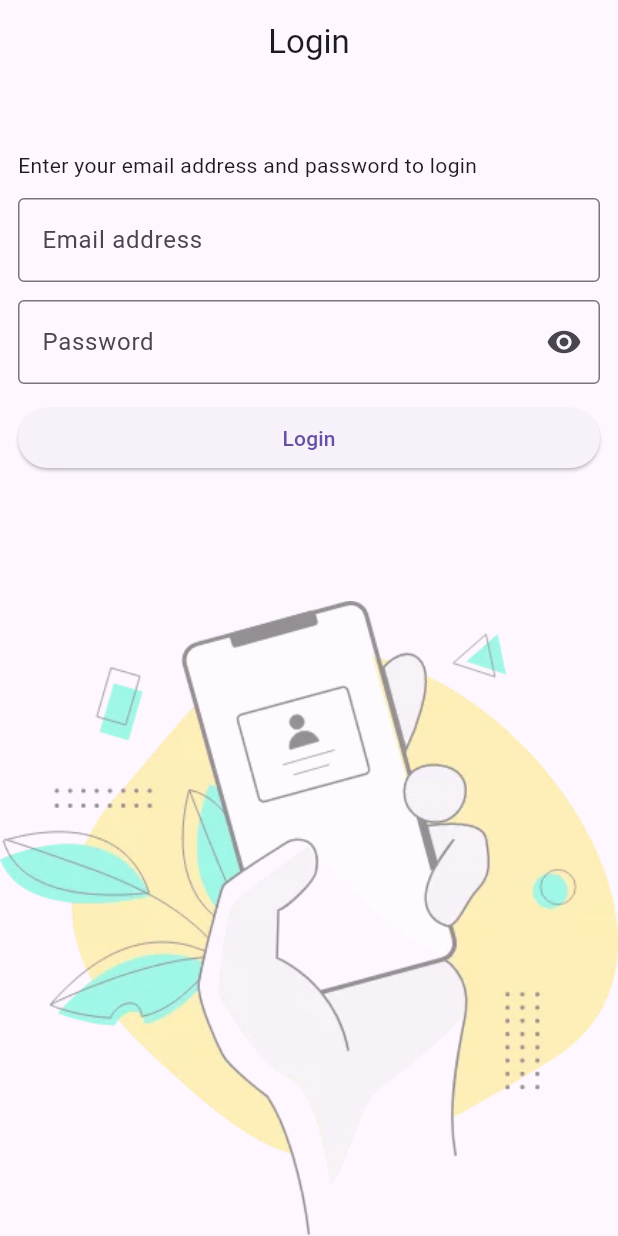
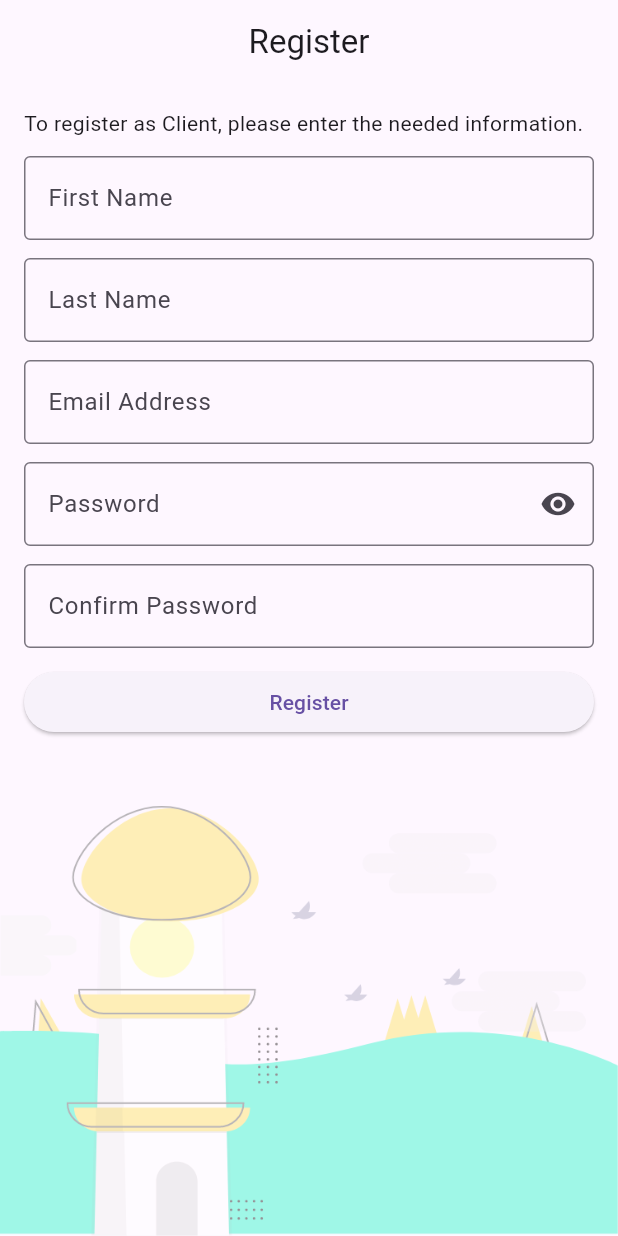
Before and after one commit to arnirie/trace-app-3a-2024, a Flutter app: the screen it shows after launch, on a phone screen of 412 x 824 dp. Run offline on Flutter 3.47's test engine with Material 3 defaults, Android fonts, the light colour scheme and no system bars; our stand-ins replace cloud_firestore, email_validator, firebase_auth, firebase_core, flutter_easyloading, gap and 1 more; accounts and stored records are empty.

Commit message:
Update import statements and screen names

```diff
--- a/lib/main.dart
+++ b/lib/main.dart
@@ -1,8 +1,9 @@
 import 'package:firebase_core/firebase_core.dart';
 import 'package:flutter/material.dart';
 import 'package:flutter_easyloading/flutter_easyloading.dart';
+import 'package:trace_app_3a/screens/register_client.dart';
+import 'firebase_options.dart';
 import 'package:trace_app_3a/screens/login.dart';
-import 'firebase_options.dart';
 
 void main() async {
   WidgetsFlutterBinding.ensureInitialized();
@@ -12,11 +13,11 @@
   runApp(TraceApp());
 }
 
-//!!! TRACE APP
-//!1) Register account a) client/visitor b) establishment - Firebase Auth
-//!2) Login -Auth
-//3) Generate QR Code - qr package
-//4) Scan QR Code - qr
+//TRACING APP
+//!1) Register both a) client and b) establishment - Firebase Auth
+//!2) Login a) client and b) establishment - Auth
+//3) QR Code generation - qr package
+//4) Scan QR Code - qr package
 //5) Log/Trace - Firebase Firestore
 
 class TraceApp extends StatelessWidget {
@@ -26,7 +27,7 @@
   Widget build(BuildContext context) {
     return MaterialApp(
       debugShowCheckedModeBanner: false,
-      home: LoginScreen(),
+      home: RegisterClientScreen(),
       builder: EasyLoading.init(),
     );
   }
--- a/lib/screens/login.dart
+++ b/lib/screens/login.dart
@@ -2,9 +2,9 @@
 import 'package:firebase_auth/firebase_auth.dart';
 import 'package:flutter/cupertino.dart';
 import 'package:flutter/material.dart';
-import 'package:flutter_easyloading/flutter_easyloading.dart';
 import 'package:gap/gap.dart';
 import 'package:trace_app_3a/screens/home.dart';
+import 'package:flutter_easyloading/flutter_easyloading.dart';
 
 class LoginScreen extends StatefulWidget {
   const LoginScreen({super.key});
@@ -14,38 +14,35 @@
 }
 
 class _LoginScreenState extends State<LoginScreen> {
-  bool hidePassword = true;
+  bool showPassword = true;
   final formKey = GlobalKey<FormState>();
   final email = TextEditingController();
   final password = TextEditingController();
 
   void toggleShowPassword() {
     setState(() {
-      hidePassword = !hidePassword;
+      showPassword = !showPassword;
     });
   }
 
   void login() async {
-    //validate email & password
-    if (!formKey.currentState!.validate()) {
-      return;
-    }
+    //validate the form
+    if (formKey.currentState!.validate()) {
+      //proceed to login
       EasyLoading.show(status: 'Processing...');
-    //sign in firebase auth
       await FirebaseAuth.instance
-        .signInWithEmailAndPassword(email: email.text, password: password.text)
-        .then((value) {
-      //navigate to home
+          .signInWithEmailAndPassword(
+              email: email.text, password: password.text)
+          .then((user) {
         EasyLoading.dismiss();
         Navigator.of(context).push(
-        CupertinoPageRoute(
-          builder: (_) => HomeScreen(),
-        ),
+          CupertinoPageRoute(builder: (_) => HomeScreen()),
         );
       }).catchError((error) {
-      print(error);
-      EasyLoading.showError('Incorrect Email and/or Password');
+        print('ERROR $error');
+        EasyLoading.showError('Incorrect Username and/or Password');
       });
+    }
   }
 
   @override
@@ -56,14 +53,12 @@
         centerTitle: true,
       ),
       body: Container(
-        // margin: const EdgeInsets.all(50),
         padding: const EdgeInsets.all(12),
-        decoration: BoxDecoration(
+        decoration: const BoxDecoration(
           image: DecorationImage(
             image: AssetImage('assets/images/login_back.webp'),
+            opacity: 0.4,
             alignment: Alignment.bottomCenter,
-            opacity: 0.5,
-            // invertColors: true,
           ),
         ),
         child: Form(
@@ -71,48 +66,48 @@
           child: Column(
             crossAxisAlignment: CrossAxisAlignment.stretch,
             children: [
-              const Gap(32),
-              const Text('Enter your email address and password to login'),
-              const Gap(12),
+              const Gap(22),
+              const Text('Sign in your account'),
+              const Gap(16),
               TextFormField(
                 controller: email,
-                decoration: InputDecoration(
-                  border: OutlineInputBorder(),
-                  label: const Text('Email address'),
-                ),
                 validator: (value) {
-                  //string - invalid
                   if (value == null || value.isEmpty) {
-                    return 'Required. Please enter your email';
+                    return 'Required. Please enter an email address';
                   }
                   if (!EmailValidator.validate(value)) {
-                    return 'Please enter a valid email';
+                    return 'Please enter a valid email address.';
                   }
-                  //null - valid
                   return null;
                 },
+                decoration: InputDecoration(
+                  label: Text('Email Address'),
+                  border: OutlineInputBorder(),
+                ),
               ),
               const Gap(12),
               TextFormField(
                 controller: password,
-                obscureText: hidePassword,
+                obscureText: showPassword,
+                validator: (value) {
+                  if (value == null || value.isEmpty) {
+                    return 'Required. Please enter your password';
+                  }
+                  if (value.length <= 5) {
+                    return 'Password shoud be more than 6 characters';
+                  }
+                  return null;
+                },
+                // maxLength: 8,
                 decoration: InputDecoration(
+                  label: Text('Password'),
                   border: OutlineInputBorder(),
-                  label: const Text('Password'),
                   suffixIcon: IconButton(
                     onPressed: toggleShowPassword,
                     icon: Icon(
-                        hidePassword ? Icons.visibility : Icons.visibility_off),
+                        showPassword ? Icons.visibility : Icons.visibility_off),
                   ),
                 ),
-                validator: (value) {
-                  //string - invalid
-                  if (value == null || value.isEmpty) {
-                    return 'Required. Please enter your email';
-                  }
-                  //null - valid
-                  return null;
-                },
               ),
               const Gap(12),
               ElevatedButton(
--- /dev/null
+++ b/lib/screens/register_client.dart
@@ -0,0 +1,212 @@
+import 'package:cloud_firestore/cloud_firestore.dart';
+import 'package:email_validator/email_validator.dart';
+import 'package:firebase_auth/firebase_auth.dart';
+import 'package:flutter/material.dart';
+import 'package:gap/gap.dart';
+import 'package:quickalert/quickalert.dart';
+
+class RegisterClientScreen extends StatefulWidget {
+  const RegisterClientScreen({super.key});
+
+  @override
+  State<RegisterClientScreen> createState() => _RegisterClientScreenState();
+}
+
+class _RegisterClientScreenState extends State<RegisterClientScreen> {
+  final formKey = GlobalKey<FormState>();
+  final firstName = TextEditingController();
+  final lastName = TextEditingController();
+  final email = TextEditingController();
+  final password = TextEditingController();
+  final confirmPassword = TextEditingController();
+  bool showPassword = true;
+
+  @override
+  Widget build(BuildContext context) {
+    return Scaffold(
+      appBar: AppBar(
+        title: const Text('Register'),
+        centerTitle: true,
+      ),
+      body: Container(
+        height: double.infinity,
+        padding: const EdgeInsets.all(16),
+        decoration: const BoxDecoration(
+          image: DecorationImage(
+            image: AssetImage('assets/images/background.png'),
+            alignment: Alignment.bottomCenter,
+            opacity: 0.5,
+          ),
+        ),
+        child: Form(
+          key: formKey,
+          child: SingleChildScrollView(
+            child: Column(
+              crossAxisAlignment: CrossAxisAlignment.stretch,
+              children: [
+                const Text(
+                    'To register as Client, please enter the needed information.'),
+                const Gap(12),
+                TextFormField(
+                  controller: firstName,
+                  decoration: setTextDecoration('First Name'),
+                  validator: (value) {
+                    if (value == null || value.isEmpty) {
+                      return 'Required.';
+                    }
+                  },
+                ),
+                const Gap(12),
+                TextFormField(
+                  controller: lastName,
+                  decoration: setTextDecoration('Last Name'),
+                  validator: (value) {
+                    if (value == null || value.isEmpty) {
+                      return 'Required';
+                    }
+                  },
+                ),
+                const Gap(12),
+                TextFormField(
+                  controller: email,
+                  decoration: setTextDecoration('Email Address'),
+                  validator: (value) {
+                    if (value == null || value.isEmpty) {
+                      return 'Required.';
+                    }
+                    if (!EmailValidator.validate(value)) {
+                      return 'Invalid email';
+                    }
+                  },
+                ),
+                const Gap(12),
+                TextFormField(
+                  obscureText: showPassword,
+                  controller: password,
+                  decoration: setTextDecoration('Password', isPassword: true),
+                  validator: (value) {
+                    if (value == null || value.isEmpty) {
+                      return 'Required.';
+                    }
+                    // if (value.length < 7) {
+                    //   return 'Password should be more than 6 characters.';
+                    // }
+                  },
+                ),
+                const Gap(12),
+                TextFormField(
+                  obscureText: showPassword,
+                  controller: confirmPassword,
+                  decoration: setTextDecoration('Confirm Password'),
+                  validator: (value) {
+                    if (value == null || value.isEmpty) {
+                      return 'Required.';
+                    }
+                    // if (value.length < 7) {
+                    //   return 'Password should be more than 6 characters.';
+                    // }
+                    if (password.text != value) {
+                      return 'Passwords do not match.';
+                    }
+                  },
+                ),
+                const Gap(12),
+                ElevatedButton(
+                  onPressed: register,
+                  child: const Text('Register'),
+                ),
+              ],
+            ),
+          ),
+        ),
+      ),
+    );
+  }
+
+  InputDecoration setTextDecoration(String name, {bool isPassword = false}) {
+    return InputDecoration(
+      border: const OutlineInputBorder(),
+      label: Text(name),
+      suffixIcon: isPassword
+          ? IconButton(
+              onPressed: toggleShowPassword,
+              icon: Icon(
+                showPassword ? Icons.visibility : Icons.visibility_off,
+              ),
+            )
+          : null,
+    );
+  }
+
+  void register() {
+    //validate
+    if (!formKey.currentState!.validate()) {
+      return;
+    }
+    //confirm to the user
+    QuickAlert.show(
+      context: context,
+      type: QuickAlertType.confirm,
+      // text: 'sample',
+      title: 'Are you sure?',
+      confirmBtnText: 'YES',
+      cancelBtnText: 'No',
+      onConfirmBtnTap: () {
+        //register in firebase auth
+        Navigator.of(context).pop();
+        registerClient();
+      },
+    );
+  }
+
+  void registerClient() async {
+    try {
+      QuickAlert.show(
+        context: context,
+        type: QuickAlertType.loading,
+        title: 'Loading',
+        text: 'Registering your account',
+      );
+      UserCredential userCredential = await FirebaseAuth.instance
+          .createUserWithEmailAndPassword(
+              email: email.text, password: password.text);
+      //firestore add document
+      String user_id = userCredential.user!.uid;
+      await FirebaseFirestore.instance.collection('clients').doc(user_id).set({
+        'firstname': firstName.text,
+        'lastname': lastName.text,
+        'email': email.text,
+      });
+      // .add({
+      //   'firstname': firstName.text,
+      //   'lastname': lastName.text,
+      //   'email': email.text,
+      // });
+      Navigator.of(context).pop();
+    } on FirebaseAuthException catch (ex) {
+      Navigator.of(context).pop();
+      var errorTitle = '';
+      var errorText = '';
+      if (ex.code == 'weak-password') {
+        errorText = 'Please enter a password with more than 6 characters';
+        errorTitle = 'Weak Password';
+      } else if (ex.code == 'email-already-in-use') {
+        errorText = 'Password is already registered';
+        errorTitle = 'Please enter a new email.';
+      }
+
+      QuickAlert.show(
+        context: context,
+        type: QuickAlertType.error,
+        title: errorTitle,
+        text: errorText,
+      );
+    }
+  }
+
+  void toggleShowPassword() {
+    setState(() {
+      showPassword = !showPassword;
+    });
+  }
+}
```
Also changed, not shown: lib/screens/register_establishment.dart (added). Lines whose indentation alone changed are shown as unchanged.
